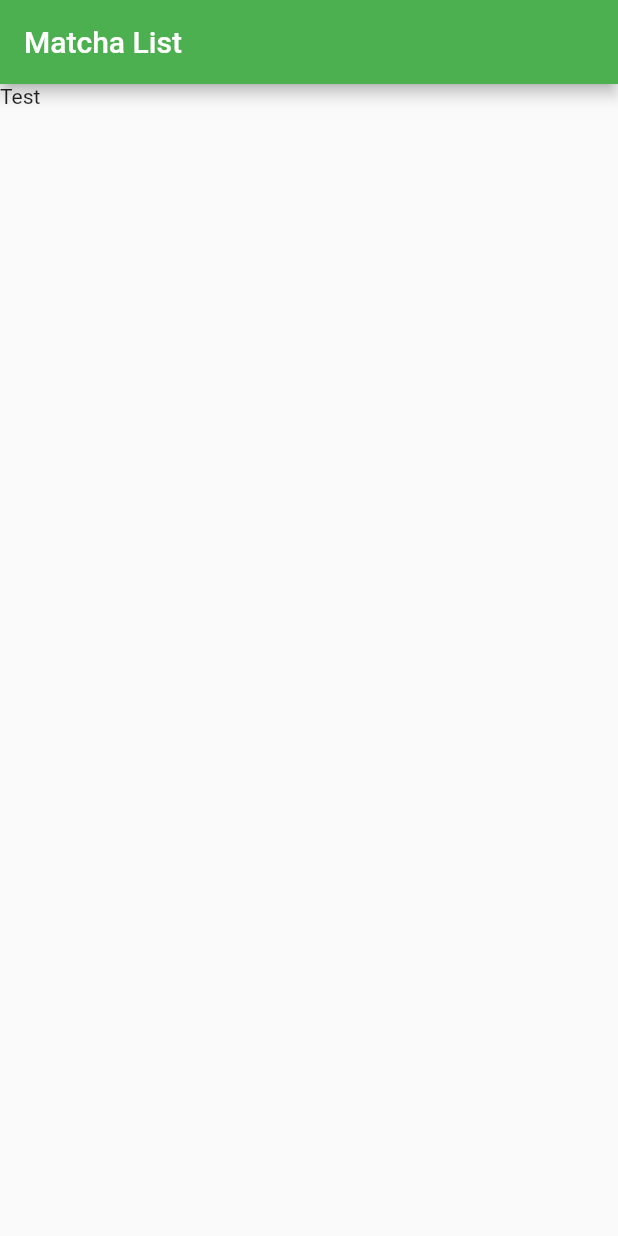
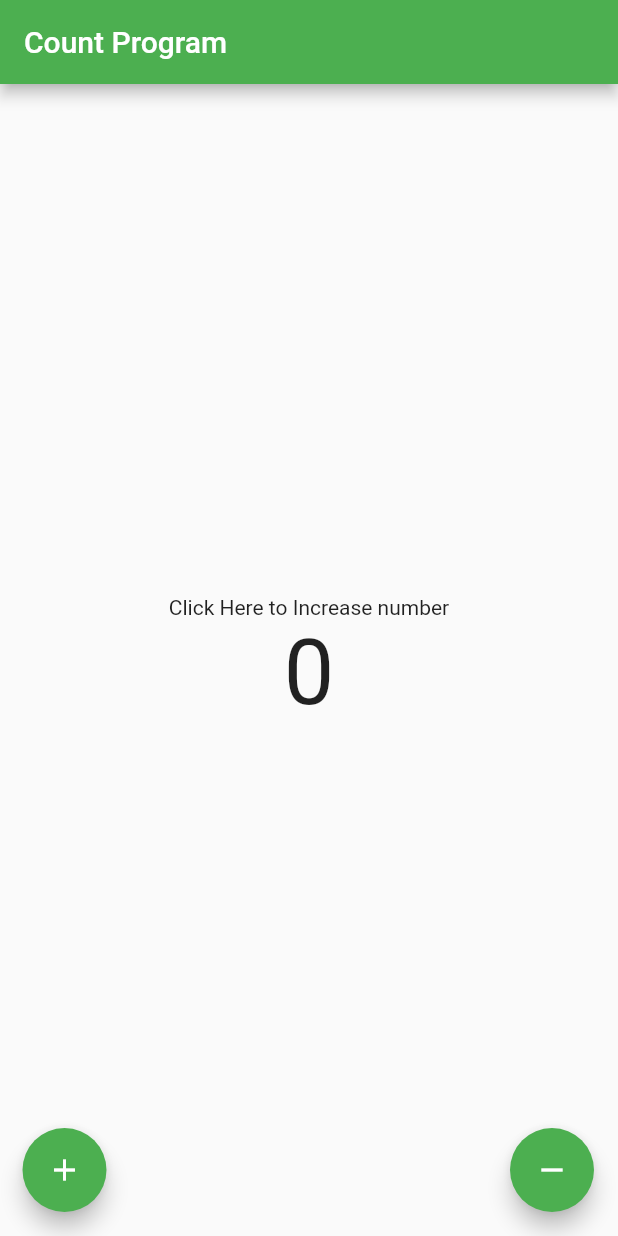
Before and after one commit to Bomzyx/Number-Count-Application, a Flutter app: the screen it shows after launch, on a phone screen of 412 x 824 dp. Run offline on Flutter 3.47's test engine with Material 2 defaults, Android fonts, the phone set to English and light mode, and no system bars.

Commit message:
Update increase and decrease number

```diff
--- a/lib/main.dart
+++ b/lib/main.dart
@@ -1,14 +1,75 @@
 import 'package:flutter/material.dart';
 
-void main() {
-  var app = MaterialApp(
-      title: "Bom App",
-      home: Scaffold(
+void main() => runApp(MyApp());
+
+class MyApp extends StatelessWidget {
+  @override
+  Widget build(BuildContext context) {
+    return MaterialApp(
+      home: MyHomePage(),
+      theme: ThemeData(primarySwatch: Colors.green),
+    );
+  }
+}
+
+class MyHomePage extends StatefulWidget {
+  const MyHomePage({super.key});
+
+  @override
+  State<MyHomePage> createState() => _MyHomePageState();
+}
+
+class _MyHomePageState extends State<MyHomePage> {
+  int number = 0;
+
+  @override
+  Widget build(BuildContext context) {
+    List<Widget> data = [];
+    data.add(Text("Click Here to Increase number"));
+    data.add(Text(number.toString(), style: TextStyle(fontSize: 60)));
+
+    return Scaffold(
         appBar: AppBar(
-          title: Text("Matcha List"),
-          backgroundColor: Colors.green,
+          title: Text('Count Program'),
         ),
-        body: Text("Test"),
-      ));
-  runApp(app);
+        body: Center(
+          child: Column(
+            mainAxisAlignment: MainAxisAlignment.center,
+            children: data,
+          ),
+        ),
+        floatingActionButton: Stack(
+          children: <Widget>[
+            Padding(
+              padding: EdgeInsets.only(left: 31),
+              child: Align(
+                alignment: Alignment.bottomLeft,
+                child: FloatingActionButton(
+                  onPressed: addNumber,
+                  child: Icon(Icons.add),
+                ),
+              ),
+            ),
+            Align(
+              alignment: Alignment.bottomRight,
+              child: FloatingActionButton(
+                onPressed: decreseNumber,
+                child: Icon(Icons.remove),
+              ),
+            ),
+          ],
+        ));
+  }
+
+  void addNumber() {
+    setState(() {
+      number++;
+    });
+  }
+
+  void decreseNumber() {
+    setState(() {
+      number--;
+    });
+  }
 }
```
